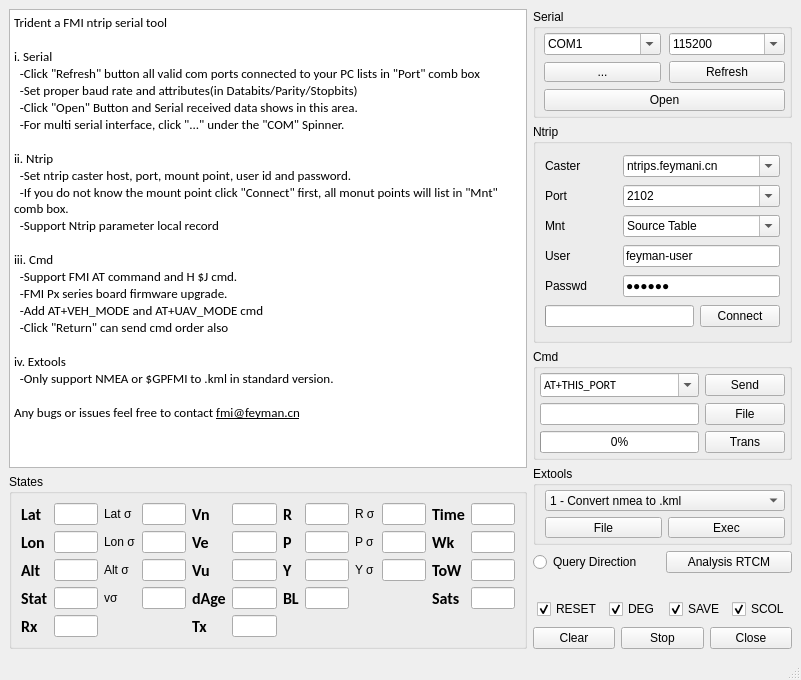
Old version of the form gui/mainwindow.ui in the repository linlintaotao/trident3.0.
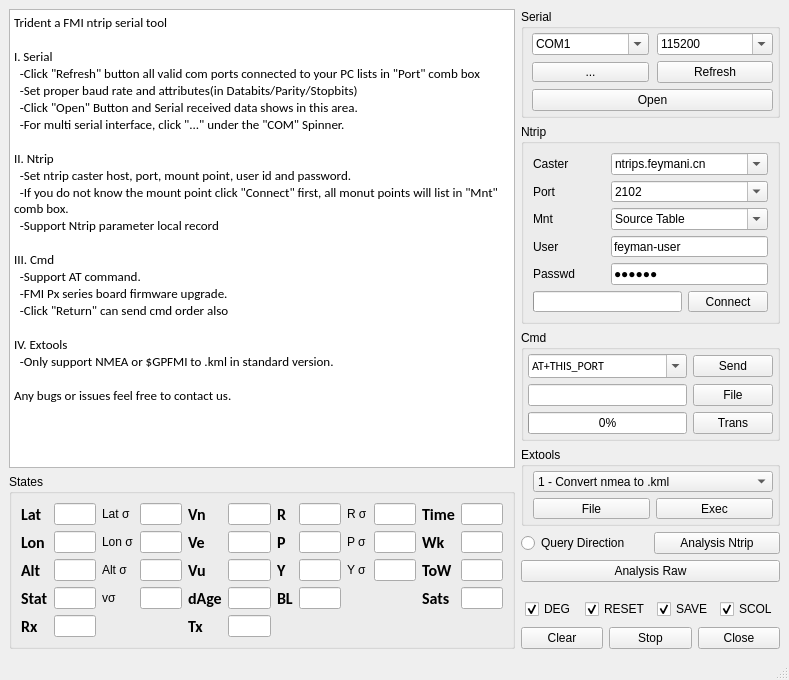
New version of the form.

Commit message: support P20E update  by Zlt

```diff
--- a/gui/mainwindow.ui
+++ b/gui/mainwindow.ui
@@ -9,8 +9,8 @@
    <rect>
     <x>0</x>
     <y>0</y>
-    <width>801</width>
-    <height>680</height>
+    <width>789</width>
+    <height>677</height>
    </rect>
   </property>
   <widget class="QWidget" name="centralwidget">
@@ -49,27 +49,26 @@
 &lt;/style&gt;&lt;/head&gt;&lt;body style=&quot; font-family:'Calibri'; font-size:10pt; font-weight:400; font-style:normal;&quot;&gt;
 &lt;p style=&quot; margin-top:0px; margin-bottom:0px; margin-left:0px; margin-right:0px; -qt-block-indent:0; text-indent:0px;&quot;&gt;Trident a FMI ntrip serial tool&lt;/p&gt;
 &lt;p style=&quot;-qt-paragraph-type:empty; margin-top:0px; margin-bottom:0px; margin-left:0px; margin-right:0px; -qt-block-indent:0; text-indent:0px;&quot;&gt;&lt;br /&gt;&lt;/p&gt;
-&lt;p style=&quot; margin-top:0px; margin-bottom:0px; margin-left:0px; margin-right:0px; -qt-block-indent:0; text-indent:0px;&quot;&gt;i. Serial&lt;/p&gt;
+&lt;p style=&quot; margin-top:0px; margin-bottom:0px; margin-left:0px; margin-right:0px; -qt-block-indent:0; text-indent:0px;&quot;&gt;I. Serial&lt;/p&gt;
 &lt;p style=&quot; margin-top:0px; margin-bottom:0px; margin-left:0px; margin-right:0px; -qt-block-indent:0; text-indent:0px;&quot;&gt;  -Click &amp;quot;Refresh&amp;quot; button all valid com ports connected to your PC lists in &amp;quot;Port&amp;quot; comb box&lt;/p&gt;
 &lt;p style=&quot; margin-top:0px; margin-bottom:0px; margin-left:0px; margin-right:0px; -qt-block-indent:0; text-indent:0px;&quot;&gt;  -Set proper baud rate and attributes(in Databits/Parity/Stopbits) &lt;/p&gt;
 &lt;p style=&quot; margin-top:0px; margin-bottom:0px; margin-left:0px; margin-right:0px; -qt-block-indent:0; text-indent:0px;&quot;&gt;  -Click &amp;quot;Open&amp;quot; Button and Serial received data shows in this area.&lt;/p&gt;
 &lt;p style=&quot; margin-top:0px; margin-bottom:0px; margin-left:0px; margin-right:0px; -qt-block-indent:0; text-indent:0px;&quot;&gt;  -For multi serial interface, click &amp;quot;...&amp;quot; under the &amp;quot;COM&amp;quot; Spinner.&lt;/p&gt;
 &lt;p style=&quot;-qt-paragraph-type:empty; margin-top:0px; margin-bottom:0px; margin-left:0px; margin-right:0px; -qt-block-indent:0; text-indent:0px;&quot;&gt;&lt;br /&gt;&lt;/p&gt;
-&lt;p style=&quot; margin-top:0px; margin-bottom:0px; margin-left:0px; margin-right:0px; -qt-block-indent:0; text-indent:0px;&quot;&gt;ii. Ntrip&lt;/p&gt;
+&lt;p style=&quot; margin-top:0px; margin-bottom:0px; margin-left:0px; margin-right:0px; -qt-block-indent:0; text-indent:0px;&quot;&gt;II. Ntrip&lt;/p&gt;
 &lt;p style=&quot; margin-top:0px; margin-bottom:0px; margin-left:0px; margin-right:0px; -qt-block-indent:0; text-indent:0px;&quot;&gt;  -Set ntrip caster host, port, mount point, user id and password.&lt;/p&gt;
 &lt;p style=&quot; margin-top:0px; margin-bottom:0px; margin-left:0px; margin-right:0px; -qt-block-indent:0; text-indent:0px;&quot;&gt;  -If you do not know the mount point click &amp;quot;Connect&amp;quot; first, all monut points will list in &amp;quot;Mnt&amp;quot; comb box.&lt;/p&gt;
 &lt;p style=&quot; margin-top:0px; margin-bottom:0px; margin-left:0px; margin-right:0px; -qt-block-indent:0; text-indent:0px;&quot;&gt;  -Support Ntrip parameter local record&lt;/p&gt;
 &lt;p style=&quot;-qt-paragraph-type:empty; margin-top:0px; margin-bottom:0px; margin-left:0px; margin-right:0px; -qt-block-indent:0; text-indent:0px;&quot;&gt;&lt;br /&gt;&lt;/p&gt;
-&lt;p style=&quot; margin-top:0px; margin-bottom:0px; margin-left:0px; margin-right:0px; -qt-block-indent:0; text-indent:0px;&quot;&gt;iii. Cmd&lt;/p&gt;
-&lt;p style=&quot; margin-top:0px; margin-bottom:0px; margin-left:0px; margin-right:0px; -qt-block-indent:0; text-indent:0px;&quot;&gt;  -Support FMI AT command and H $J cmd.&lt;/p&gt;
+&lt;p style=&quot; margin-top:0px; margin-bottom:0px; margin-left:0px; margin-right:0px; -qt-block-indent:0; text-indent:0px;&quot;&gt;III. Cmd&lt;/p&gt;
+&lt;p style=&quot; margin-top:0px; margin-bottom:0px; margin-left:0px; margin-right:0px; -qt-block-indent:0; text-indent:0px;&quot;&gt;  -Support AT command.&lt;/p&gt;
 &lt;p style=&quot; margin-top:0px; margin-bottom:0px; margin-left:0px; margin-right:0px; -qt-block-indent:0; text-indent:0px;&quot;&gt;  -FMI Px series board firmware upgrade.&lt;/p&gt;
-&lt;p style=&quot; margin-top:0px; margin-bottom:0px; margin-left:0px; margin-right:0px; -qt-block-indent:0; text-indent:0px;&quot;&gt;  -Add AT+VEH_MODE and AT+UAV_MODE cmd&lt;/p&gt;
 &lt;p style=&quot; margin-top:0px; margin-bottom:0px; margin-left:0px; margin-right:0px; -qt-block-indent:0; text-indent:0px;&quot;&gt;  -Click &amp;quot;Return&amp;quot; can send cmd order also&lt;/p&gt;
 &lt;p style=&quot;-qt-paragraph-type:empty; margin-top:0px; margin-bottom:0px; margin-left:0px; margin-right:0px; -qt-block-indent:0; text-indent:0px;&quot;&gt;&lt;br /&gt;&lt;/p&gt;
-&lt;p style=&quot; margin-top:0px; margin-bottom:0px; margin-left:0px; margin-right:0px; -qt-block-indent:0; text-indent:0px;&quot;&gt;iv. Extools&lt;/p&gt;
+&lt;p style=&quot; margin-top:0px; margin-bottom:0px; margin-left:0px; margin-right:0px; -qt-block-indent:0; text-indent:0px;&quot;&gt;IV. Extools&lt;/p&gt;
 &lt;p style=&quot; margin-top:0px; margin-bottom:0px; margin-left:0px; margin-right:0px; -qt-block-indent:0; text-indent:0px;&quot;&gt;  -Only support NMEA or $GPFMI to .kml in standard version.&lt;/p&gt;
 &lt;p style=&quot; margin-top:0px; margin-bottom:0px; margin-left:0px; margin-right:0px; -qt-block-indent:0; text-indent:0px;&quot;&gt;  &lt;/p&gt;
-&lt;p style=&quot; margin-top:0px; margin-bottom:0px; margin-left:0px; margin-right:0px; -qt-block-indent:0; text-indent:0px;&quot;&gt;Any bugs or issues feel free to contact &lt;span style=&quot; text-decoration: underline;&quot;&gt;fmi@feyman.cn&lt;/span&gt;&lt;/p&gt;&lt;/body&gt;&lt;/html&gt;</string>
+&lt;p style=&quot; margin-top:0px; margin-bottom:0px; margin-left:0px; margin-right:0px; -qt-block-indent:0; text-indent:0px;&quot;&gt;Any bugs or issues feel free to contact us.&lt;/p&gt;&lt;/body&gt;&lt;/html&gt;</string>
           </property>
          </widget>
         </item>
@@ -636,7 +635,7 @@
         <item>
          <widget class="QGroupBox" name="Serial">
           <property name="sizePolicy">
-           <sizepolicy hsizetype="Preferred" vsizetype="Fixed">
+           <sizepolicy hsizetype="Expanding" vsizetype="Fixed">
             <horstretch>0</horstretch>
             <verstretch>1</verstretch>
            </sizepolicy>
@@ -830,7 +829,7 @@
         <item>
          <widget class="QGroupBox" name="Ntrip">
           <property name="sizePolicy">
-           <sizepolicy hsizetype="Preferred" vsizetype="Preferred">
+           <sizepolicy hsizetype="Expanding" vsizetype="Preferred">
             <horstretch>0</horstretch>
             <verstretch>2</verstretch>
            </sizepolicy>
@@ -1075,7 +1074,7 @@
         <item>
          <widget class="QGroupBox" name="ATCmd">
           <property name="sizePolicy">
-           <sizepolicy hsizetype="Fixed" vsizetype="Preferred">
+           <sizepolicy hsizetype="Expanding" vsizetype="Preferred">
             <horstretch>0</horstretch>
             <verstretch>1</verstretch>
            </sizepolicy>
@@ -1399,12 +1398,19 @@
           <item>
            <widget class="QPushButton" name="rtcm_analysis">
             <property name="text">
-             <string>Analysis RTCM</string>
+             <string>Analysis Ntrip</string>
             </property>
            </widget>
           </item>
          </layout>
         </item>
+        <item>
+         <widget class="QPushButton" name="raw_analysis">
+          <property name="text">
+           <string>Analysis Raw</string>
+          </property>
+         </widget>
+        </item>
         <item>
          <spacer name="verticalSpacer">
           <property name="orientation">
@@ -1442,39 +1448,7 @@
            <property name="bottomMargin">
             <number>2</number>
            </property>
-           <item row="1" column="2">
-            <widget class="QCheckBox" name="checkBox_savenmea">
-             <property name="mouseTracking">
-              <bool>false</bool>
-             </property>
-             <property name="toolTip">
-              <string>&lt;html&gt;&lt;head/&gt;&lt;body&gt;&lt;p&gt;record all serial received data in NMEA/*.log&lt;/p&gt;&lt;/body&gt;&lt;/html&gt;</string>
-             </property>
-             <property name="text">
-              <string>SAVE</string>
-             </property>
-             <property name="checked">
-              <bool>true</bool>
-             </property>
-            </widget>
-           </item>
-           <item row="1" column="1">
-            <widget class="QCheckBox" name="checkBox_ggafmt">
-             <property name="mouseTracking">
-              <bool>false</bool>
-             </property>
-             <property name="toolTip">
-              <string>lat lon in degree format</string>
-             </property>
-             <property name="text">
-              <string>DEG</string>
-             </property>
-             <property name="checked">
-              <bool>true</bool>
-             </property>
-            </widget>
-           </item>
-           <item row="1" column="4">
+           <item row="1" column="5">
             <widget class="QCheckBox" name="checkBox_autoScoll">
              <property name="mouseTracking">
               <bool>false</bool>
@@ -1493,7 +1467,39 @@
              </property>
             </widget>
            </item>
-           <item row="1" column="0">
+           <item row="1" column="1">
+            <widget class="QCheckBox" name="checkBox_ggafmt">
+             <property name="mouseTracking">
+              <bool>false</bool>
+             </property>
+             <property name="toolTip">
+              <string>lat lon in degree format</string>
+             </property>
+             <property name="text">
+              <string>DEG</string>
+             </property>
+             <property name="checked">
+              <bool>true</bool>
+             </property>
+            </widget>
+           </item>
+           <item row="1" column="3">
+            <widget class="QCheckBox" name="checkBox_savenmea">
+             <property name="mouseTracking">
+              <bool>false</bool>
+             </property>
+             <property name="toolTip">
+              <string>&lt;html&gt;&lt;head/&gt;&lt;body&gt;&lt;p&gt;record all serial received data in NMEA/*.log&lt;/p&gt;&lt;/body&gt;&lt;/html&gt;</string>
+             </property>
+             <property name="text">
+              <string>SAVE</string>
+             </property>
+             <property name="checked">
+              <bool>true</bool>
+             </property>
+            </widget>
+           </item>
+           <item row="1" column="2">
             <widget class="QCheckBox" name="checkBox_reset">
              <property name="toolTip">
               <string>&lt;html&gt;&lt;head/&gt;&lt;body&gt;&lt;p&gt;record CORS data in NMEA/*.cors &lt;/p&gt;&lt;/body&gt;&lt;/html&gt;</string>
```
Left out of the diff: 22 changed lines with no effect on the pictures. The commit also changes 7 other files.
